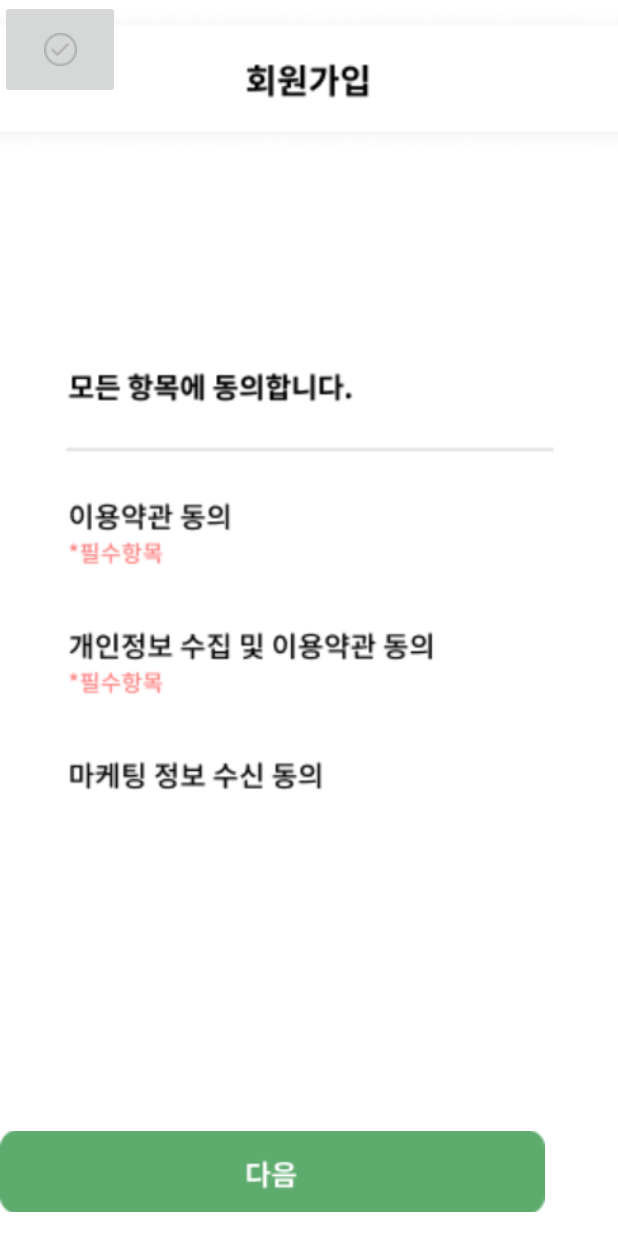
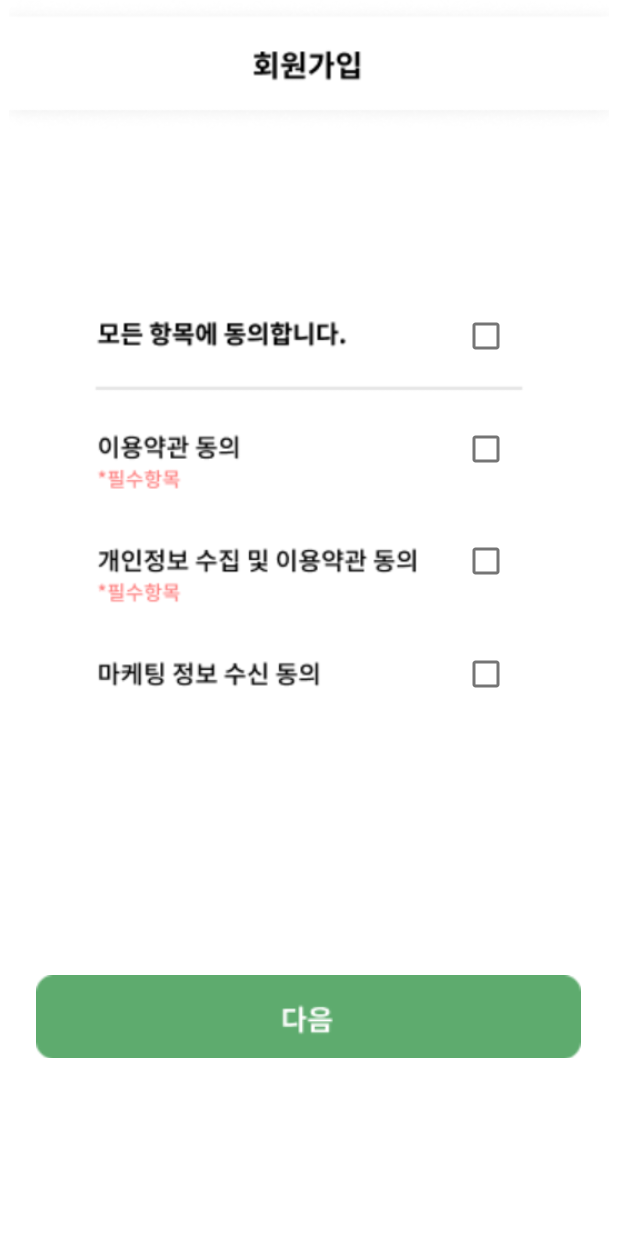
Before and after one commit to CODE-U-S/Shared_Receipts, an Android app: the screen it shows after launch (Register01Activity), on a phone screen of 412 x 824 dp. Run offline under Robolectric (Android 15) with nearby library versions, the phone set to English and light mode, and no system bars.

Commit message:
💄 Register01Activity UI 완성

```diff
--- a/app/src/main/res/layout/activity_register01.xml
+++ b/app/src/main/res/layout/activity_register01.xml
@@ -1,15 +1,21 @@
 <?xml version="1.0" encoding="utf-8"?>
-<androidx.constraintlayout.widget.ConstraintLayout xmlns:android="http://schemas.android.com/apk/res/android"
+<ScrollView
+    xmlns:android="http://schemas.android.com/apk/res/android"
     xmlns:app="http://schemas.android.com/apk/res-auto"
     xmlns:tools="http://schemas.android.com/tools"
     android:layout_width="match_parent"
     android:layout_height="match_parent"
-    tools:context=".Register01Activity">
+    tools:context=".LoginActivity">
+
+    <FrameLayout
+        android:layout_width="match_parent"
+        android:layout_height="wrap_content">
 
         <ImageView
-        android:layout_width="481dp"
-        android:layout_height="525dp"
-        android:layout_marginTop="4dp"
+            android:id="@+id/re01_imageview1"
+            android:layout_width="match_parent"
+            android:layout_height="460dp"
+            android:layout_marginTop="0dp"
             android:src="@drawable/register01_main"
             app:layout_constraintEnd_toEndOf="parent"
             app:layout_constraintStart_toStartOf="parent"
@@ -18,24 +24,47 @@
         <ImageButton
             android:id="@+id/register03_loginbutton"
             android:layout_width="363dp"
-        android:layout_height="54dp"
-        android:layout_marginBottom="16dp"
+            android:layout_height="55dp"
+            android:layout_gravity="center_horizontal"
             android:contentDescription="다음"
             android:padding="0dp"
             android:scaleType="centerCrop"
             android:src="@drawable/register01_next"
-        app:layout_constraintBottom_toBottomOf="parent"
-        tools:layout_editor_absoluteX="24dp" />
+            android:layout_marginTop="650dp" />
 
-    <ImageButton
-        android:id="@+id/chack01"
-        android:layout_width="80dp"
-        android:layout_height="66dp"
-        android:contentDescription="체크"
-        android:padding="0dp"
-        android:src="@drawable/register01_check"
-        tools:layout_editor_absoluteX="278dp"
-        tools:layout_editor_absoluteY="221dp" />
+        <CheckBox
+            android:id="@+id/checkbox_all"
+            android:layout_width="wrap_content"
+            android:layout_height="wrap_content"
+            android:layout_marginStart="300dp"
+            android:layout_marginTop="200dp"
+            android:onClick="onCheckboxClicked" />
 
-    ㄴ
-</androidx.constraintlayout.widget.ConstraintLayout>
+        <CheckBox
+            android:id="@+id/checkbox_01"
+            android:layout_width="wrap_content"
+            android:layout_height="wrap_content"
+            android:layout_marginStart="300dp"
+            android:layout_marginTop="275dp"
+            android:onClick="onCheckboxClicked" />
+
+        <CheckBox
+            android:id="@+id/checkbox_02"
+            android:layout_width="wrap_content"
+            android:layout_height="wrap_content"
+            android:layout_marginStart="300dp"
+            android:layout_marginTop="350dp"
+            android:onClick="onCheckboxClicked" />
+
+        <CheckBox
+            android:id="@+id/checkbox_03"
+            android:layout_width="wrap_content"
+            android:layout_height="wrap_content"
+            android:layout_marginStart="300dp"
+            android:layout_marginTop="425dp"
+            android:onClick="onCheckboxClicked" />
+
+
+    </FrameLayout>
+
+</ScrollView>
```
Lines whose indentation alone changed are shown as unchanged.
